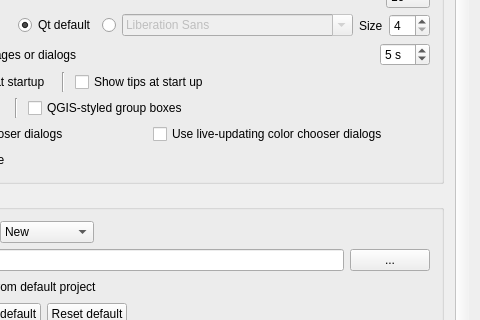
The window that src/ui/qgsoptionsbase.ui (qgis/QGIS) describes before a commit, drawn with Qt 5; both pictures show x 320 to 800 and y 123 to 443 of the 800 by 600 pixel window.
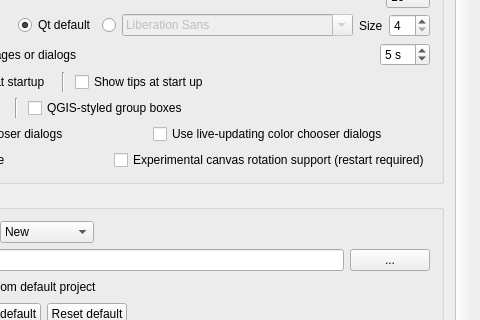
The same window after the commit. Icons and pictures are not drawn. Custom widgets are drawn as their Qt base class.

Commit message: make canvas rotation support available in options

The edit to the form file:
```diff
--- a/src/ui/qgsoptionsbase.ui
+++ b/src/ui/qgsoptionsbase.ui
@@ -283,8 +283,8 @@
                <rect>
                 <x>0</x>
                 <y>0</y>
-                <width>610</width>
-                <height>670</height>
+                <width>612</width>
+                <height>594</height>
                </rect>
               </property>
               <layout class="QVBoxLayout" name="verticalLayout_28">
@@ -648,6 +648,13 @@
                       </property>
                      </widget>
                     </item>
+                    <item>
+                     <widget class="QCheckBox" name="cbxCanvasRotation">
+                      <property name="text">
+                       <string>Experimental canvas rotation support (restart required)</string>
+                      </property>
+                     </widget>
+                    </item>
                    </layout>
                   </item>
                  </layout>
@@ -4711,17 +4718,17 @@
  </widget>
  <layoutdefault spacing="6" margin="11"/>
  <customwidgets>
-  <customwidget>
-   <class>QgsColorButtonV2</class>
-   <extends>QToolButton</extends>
-   <header>qgscolorbuttonv2.h</header>
-  </customwidget>
   <customwidget>
    <class>QgsCollapsibleGroupBox</class>
    <extends>QGroupBox</extends>
    <header>qgscollapsiblegroupbox.h</header>
    <container>1</container>
   </customwidget>
+  <customwidget>
+   <class>QgsColorButtonV2</class>
+   <extends>QToolButton</extends>
+   <header>qgscolorbuttonv2.h</header>
+  </customwidget>
   <customwidget>
    <class>QgsColorSchemeList</class>
    <extends>QTreeView</extends>
```
Left out of the diff: 56 changed lines with no effect on the pictures. The commit also changes 2 other files.
